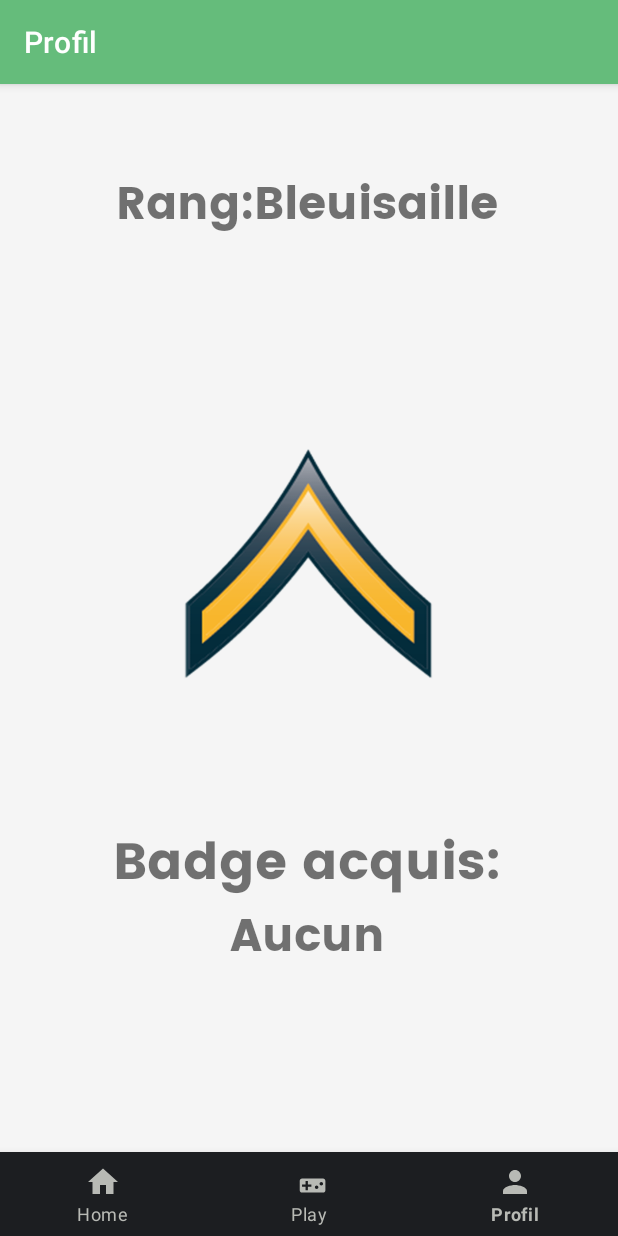
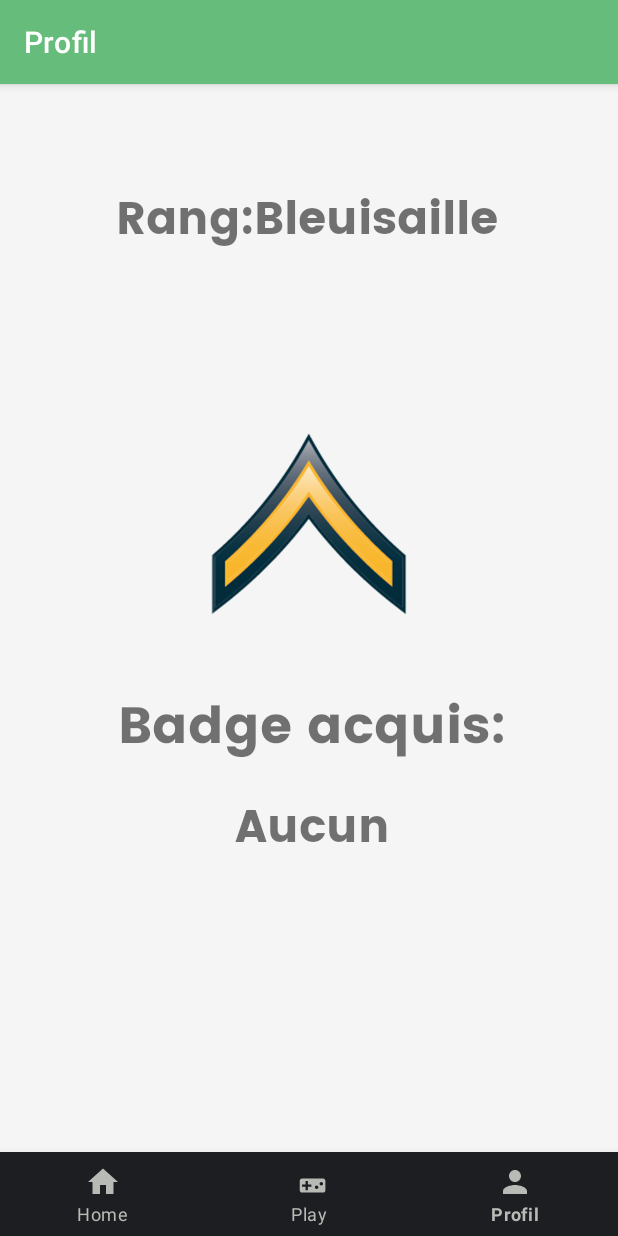
Before and after one commit to Cliffy57/2A_Projet_Tutor-_S3_2021-, an Android app: the ProfilFragment screen opened through its navigation route, on a phone screen of 412 x 824 dp. Run offline under Robolectric (Android 15) with nearby library versions, the phone set to English and light mode, and no system bars; our stand-ins replace navigation-ui.

Commit message:
final pour de vrai

```diff
--- a/app/src/main/java/com/example/grainedecopeauxmobile/MainActivity.java
+++ b/app/src/main/java/com/example/grainedecopeauxmobile/MainActivity.java
@@ -50,7 +50,7 @@ public class MainActivity extends AppCompatActivity {
     //private int score = 0 ;
     Dialog dialog;
     private RadioButton radioButtonSelect;
-    boolean questionRepondu = false;
+    boolean questionRepondu;
 
 
 
--- a/app/src/main/res/layout/fragment_profil.xml
+++ b/app/src/main/res/layout/fragment_profil.xml
@@ -8,29 +8,38 @@
 
     <TextView
         android:id="@+id/textDescritpionBadge"
-        android:layout_width="402dp"
-        android:layout_height="60dp"
+        android:layout_width="match_parent"
+        android:layout_height="wrap_content"
         android:layout_marginStart="4dp"
-        android:layout_marginTop="488dp"
+        android:layout_marginTop="415dp"
+        android:layout_marginBottom="55dp"
         android:editable="false"
         android:fontFamily="@font/poppins_bold"
         android:textAlignment="center"
         android:textSize="30sp"
+        app:layout_constraintBottom_toBottomOf="parent"
+        app:layout_constraintEnd_toStartOf="parent"
+        app:layout_constraintHorizontal_bias="0.002"
         app:layout_constraintStart_toStartOf="parent"
-        app:layout_constraintTop_toTopOf="parent" />
+        app:layout_constraintTop_toTopOf="parent"
+        app:layout_constraintVertical_bias="0.0" />
 
     <TextView
         android:id="@+id/text_badge"
-        android:layout_width="402dp"
-        android:layout_height="60dp"
+        android:layout_width="match_parent"
+        android:layout_height="wrap_content"
         android:layout_marginStart="4dp"
-        android:layout_marginTop="436dp"
+        android:layout_marginTop="345dp"
         android:fontFamily="@font/poppins_bold"
         android:text="@string/badge"
         android:textAlignment="center"
         android:textSize="34sp"
+        app:layout_constraintBottom_toTopOf="@+id/textDescritpionBadge"
+        app:layout_constraintEnd_toEndOf="parent"
+        app:layout_constraintHorizontal_bias="0.0"
         app:layout_constraintStart_toStartOf="parent"
-        app:layout_constraintTop_toTopOf="parent" />
+        app:layout_constraintTop_toTopOf="parent"
+        app:layout_constraintVertical_bias="0.0" />
 
     <TextView
         android:id="@+id/text_rang"
@@ -39,18 +48,23 @@
         android:fontFamily="@font/poppins_bold"
         android:textAlignment="center"
         android:textSize="30sp"
+        app:layout_constraintBottom_toTopOf="@+id/img_rang"
+        app:layout_constraintEnd_toEndOf="parent"
+        app:layout_constraintHorizontal_bias="0.0"
         app:layout_constraintStart_toStartOf="parent"
-        app:layout_constraintTop_toTopOf="parent" />
+        app:layout_constraintTop_toTopOf="parent"
+        app:layout_constraintVertical_bias="0.2" />
 
     <ImageView
         android:id="@+id/img_rang"
-        android:layout_width="402dp"
-        android:layout_height="322dp"
-        android:layout_marginTop="43dp"
+        android:layout_width="412dp"
+        android:layout_height="254dp"
         android:contentDescription="@string/img_rang"
         android:src="@drawable/rank_bleuisaille"
+        app:layout_constraintBottom_toBottomOf="parent"
         app:layout_constraintEnd_toEndOf="parent"
         app:layout_constraintHorizontal_bias="0.444"
         app:layout_constraintStart_toStartOf="parent"
-        app:layout_constraintTop_toBottomOf="@+id/text_rang" />
+        app:layout_constraintTop_toTopOf="parent"
+        app:layout_constraintVertical_bias="0.241" />
 </androidx.constraintlayout.widget.ConstraintLayout>
```
Also changed, not shown: app/src/main/res/layout/fragment_home.xml (+6 -4 lines), app/src/main/res/values-night/strings.xml (+22 -1 lines).
